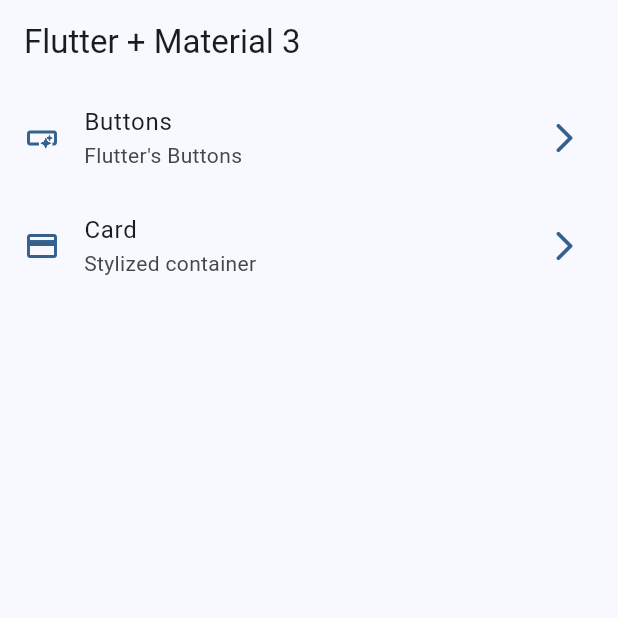
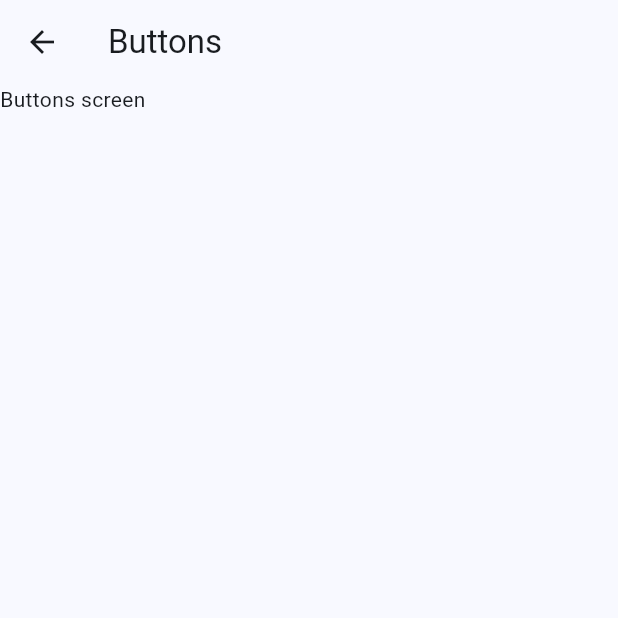
Before and after one commit to CRaez-Dev/flutter-starter, a Flutter app: the screen it shows after launch, after a tap on "Buttons", on a phone screen of 412 x 824 dp, the top half of it. Run offline on Flutter 3.47's test engine with Material 3 defaults, Android fonts, the phone set to English and light mode, and no system bars; our stand-ins replace animate_do, dio, video_player.

Commit message:
[Widgets app]
- Adding Navigation with named routes

```diff
--- a/widgets_app/lib/config/menu/menu_items.dart
+++ b/widgets_app/lib/config/menu/menu_items.dart
@@ -22,6 +22,6 @@ const appMenuItems = <MenuItem>[
   MenuItem(
       title: 'Card',
       subTitle: 'Stylized container',
-      link: '/card',
+      link: '/cards',
       icon: Icons.credit_card)
 ];
--- a/widgets_app/lib/main.dart
+++ b/widgets_app/lib/main.dart
@@ -1,6 +1,7 @@
 import 'package:flutter/material.dart';
 import 'package:widgets_app/config/theme/app_theme.dart';
-import 'package:widgets_app/config/ui/screens/home/home_screen.dart';
+import 'package:widgets_app/ui/routes/routes.dart';
+import 'package:widgets_app/ui/screens/home/home_screen.dart';
 
 void main() {
   runApp(const MainApp());
@@ -12,9 +13,10 @@ class MainApp extends StatelessWidget {
   @override
   Widget build(BuildContext context) {
     return MaterialApp(
+      routes: Routes.routesList(context),
       debugShowCheckedModeBanner: false,
       theme: AppTheme(selectedColor: 0).getTheme(),
-      home:  const HomeScreen(),
+      home: const HomeScreen(),
     );
   }
 }
--- /dev/null
+++ b/widgets_app/lib/ui/routes/routes.dart
@@ -0,0 +1,10 @@
+import 'package:flutter/material.dart';
+import 'package:widgets_app/ui/screens/buttons/buttons_screen.dart';
+import 'package:widgets_app/ui/screens/card/cards_screen.dart';
+
+class Routes {
+  static Map<String, WidgetBuilder> routesList(context) => {
+        '/buttons': (context) => const ButtonsScreen(),
+        '/cards': (context) => const CardsScreen(),
+      };
+}
--- /dev/null
+++ b/widgets_app/lib/ui/screens/buttons/buttons_screen.dart
@@ -0,0 +1,15 @@
+import 'package:flutter/material.dart';
+
+class ButtonsScreen extends StatelessWidget {
+  const ButtonsScreen({super.key});
+
+  @override
+  Widget build(BuildContext context) {
+    return Scaffold(
+      appBar: AppBar(
+        title: const Text('Buttons'),
+      ),
+      body: const Text('Buttons screen'),
+    );
+  }
+}
--- a/widgets_app/lib/config/ui/screens/home/home_screen.dart
+++ b/widgets_app/lib/ui/screens/home/home_screen.dart
@@ -47,7 +47,7 @@ class _CustomListTile extends StatelessWidget {
       title: Text(item.title),
       subtitle: Text(item.subTitle),
       onTap: () {
-
+         Navigator.pushNamed(context, item.link);
       },
     );
   }
```
Also changed, not shown: widgets_app/lib/ui/screens/card/cards_screen.dart (added, +15 -0 lines).
